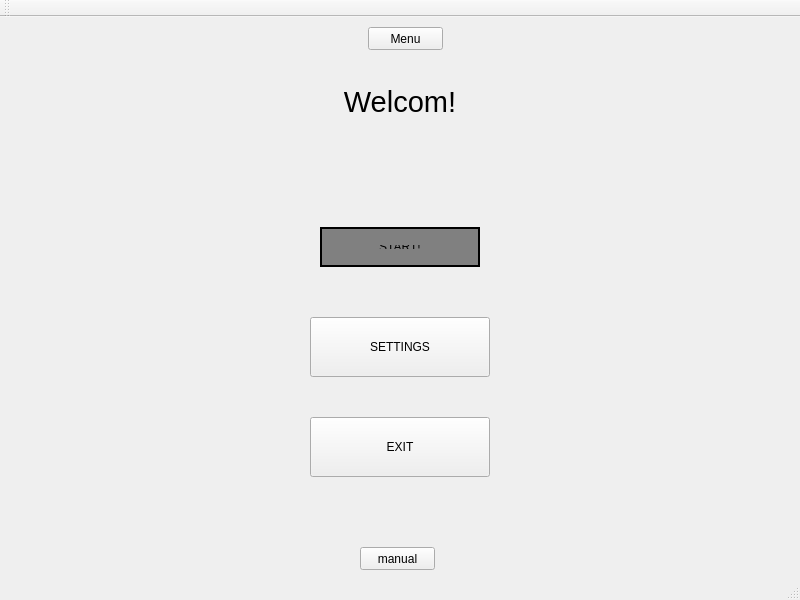
Before: the Qt Designer form mainwindow.ui in EdrowsLuo/QTCppGame, drawn with Qt 5.
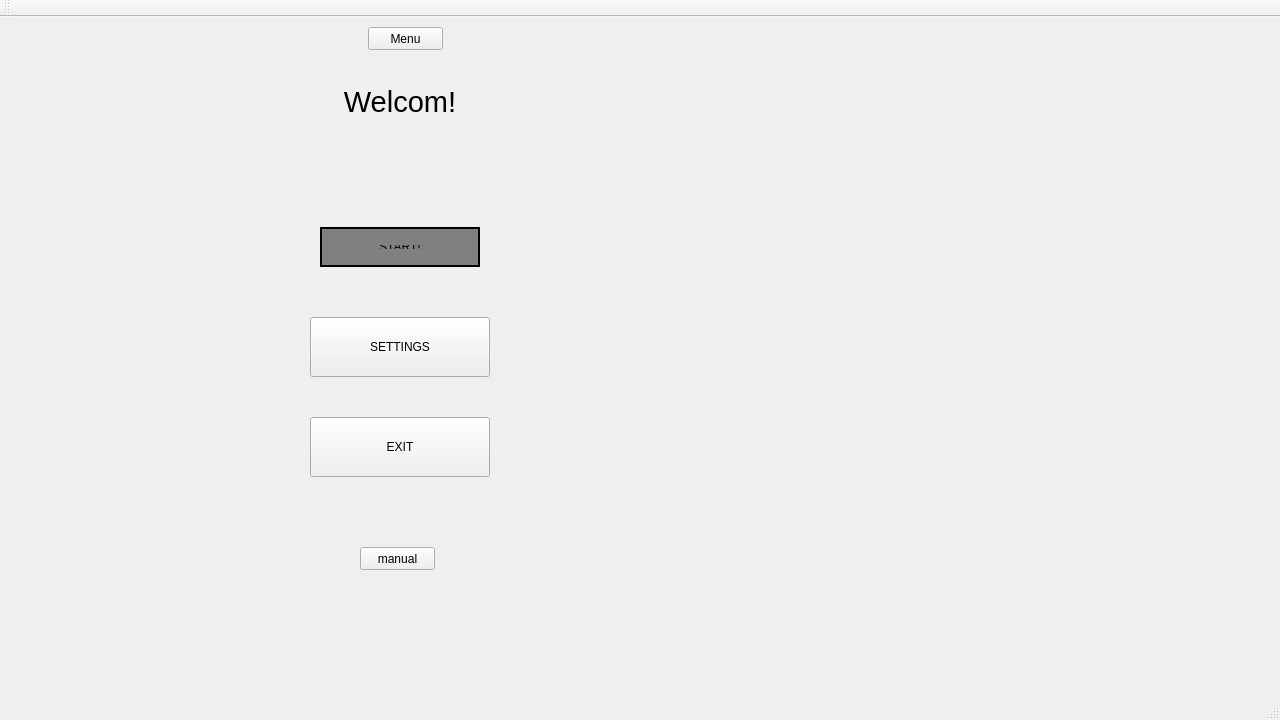
After: the same form once the commit is applied.

Patch:
```diff
--- a/mainwindow.ui
+++ b/mainwindow.ui
@@ -6,8 +6,8 @@
    <rect>
     <x>0</x>
     <y>0</y>
-    <width>800</width>
-    <height>600</height>
+    <width>1280</width>
+    <height>720</height>
    </rect>
   </property>
   <property name="minimumSize">
```
Left out of the diff: 2 changed lines with no effect on the pictures.
